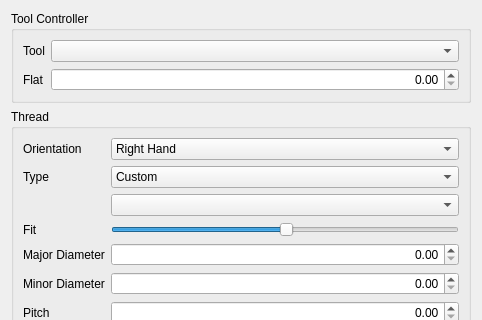
Old version of the form src/Mod/Path/Gui/Resources/panels/PageOpThreadMillingEdit.ui in the repository southseact-3d/fcd; both pictures show x 0 to 482 and y 0 to 320 of the 482 by 736 pixel window.
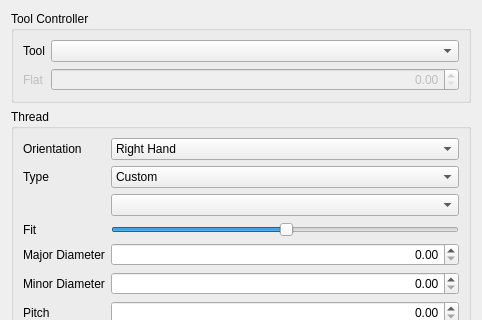
New version of the form. Custom widgets are drawn as their Qt base class.

Commit message: Added thread milling radii calculation

```diff
--- a/src/Mod/Path/Gui/Resources/panels/PageOpThreadMillingEdit.ui
+++ b/src/Mod/Path/Gui/Resources/panels/PageOpThreadMillingEdit.ui
@@ -153,6 +153,9 @@
       </item>
       <item row="1" column="1">
        <widget class="Gui::QuantitySpinBox" name="toolFlat">
+        <property name="enabled">
+         <bool>false</bool>
+        </property>
         <property name="alignment">
          <set>Qt::AlignRight|Qt::AlignTrailing|Qt::AlignVCenter</set>
         </property>
@@ -160,6 +163,9 @@
       </item>
       <item row="1" column="0">
        <widget class="QLabel" name="label_6">
+        <property name="enabled">
+         <bool>false</bool>
+        </property>
         <property name="text">
          <string>Flat</string>
         </property>
```
The commit also changes 3 other files.
